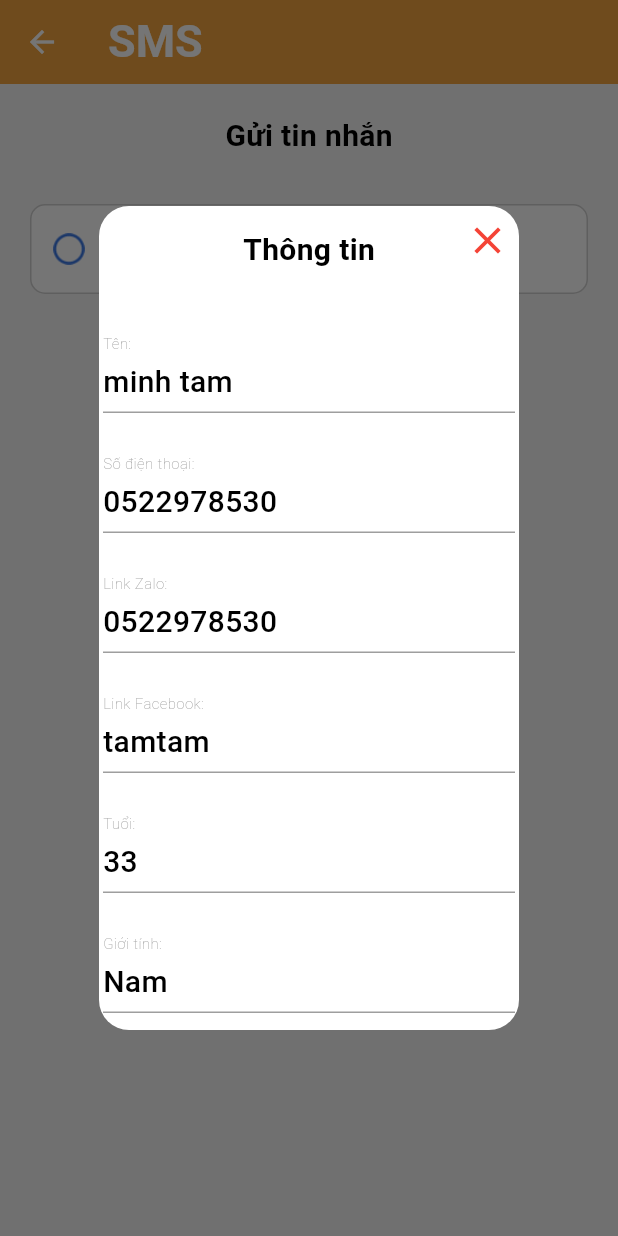
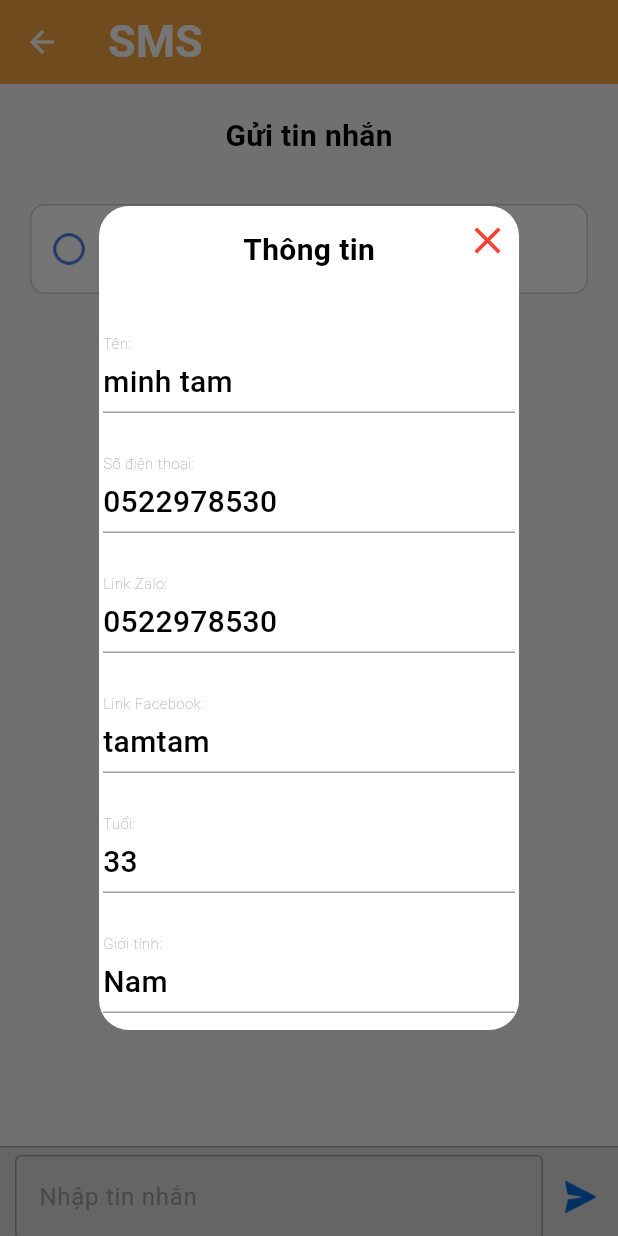
Before and after one commit to tamvu07/TA_Shop, a Flutter app: the SMSPage screen opened by its route, after a tap on "Tên:", on a phone screen of 412 x 824 dp. Run offline on Flutter 3.47's test engine with Material 3 defaults, Android fonts, the phone set to English and light mode, and no system bars; drawn by our look-alikes of keyboard_actions; our stand-ins replace firebase_core, firebase_database, go_router, logger; accounts and stored records are empty.

Commit message:
*Update code

```diff
--- a/TAShop/lib/src/core/app_assets.dart
+++ b/TAShop/lib/src/core/app_assets.dart
@@ -5,4 +5,5 @@ class AppAssets {
   static const String icNextItem = 'assets/ic_next_item.png';
   static const String icSelectedUser = 'assets/ic_selected_user.png';
   static const String icUnSelectedUser = 'assets/ic_unselected_user.png';
+  static const String icSendMessage = 'assets/ic_send_message.png';
 }
--- a/TAShop/lib/src/screens/sms.dart
+++ b/TAShop/lib/src/screens/sms.dart
@@ -20,19 +20,18 @@ class SMSPage extends StatefulWidget {
 }
 
 class _SMSPageState extends State<SMSPage> {
-  final FocusNode _nodeName = FocusNode();
-
-  late TextEditingController nameTextController;
+  final FocusNode _nodeMessage = FocusNode();
+  late TextEditingController messageTextController;
 
   @override
   void initState() {
-    nameTextController = TextEditingController();
+    messageTextController = TextEditingController();
     super.initState();
   }
 
   @override
   void dispose() {
-    nameTextController.dispose();
+    messageTextController.dispose();
     super.dispose();
   }
 
@@ -43,7 +42,7 @@ class _SMSPageState extends State<SMSPage> {
       nextFocus: true,
       actions: [
         KeyboardActionsItem(
-          focusNode: _nodeName,
+          focusNode: _nodeMessage,
           displayActionBar: false,
           footerBuilder: (_) => PreferredSize(
               preferredSize: const Size.fromHeight(50),
@@ -80,11 +79,12 @@ class _SMSPageState extends State<SMSPage> {
   }
 
   void resetNode() {
-    _nodeName.unfocus();
+    _nodeMessage.unfocus();
   }
 
   @override
   Widget build(BuildContext context) {
+    double appBarHeight = MediaQuery.of(context).padding.top;
     return Scaffold(
       backgroundColor: Color.fromARGB(254, 245, 245, 245),
       appBar: AppBar(
@@ -104,9 +104,13 @@ class _SMSPageState extends State<SMSPage> {
           },
         ),
       ),
-      body: Expanded(
+      body: KeyboardActions(
+        config: _buildConfig(context),
         child: Column(
-          mainAxisAlignment: MainAxisAlignment.start,
+          mainAxisAlignment: MainAxisAlignment.spaceBetween,
+          crossAxisAlignment: CrossAxisAlignment.start,
+          children: [
+            Column(
               crossAxisAlignment: CrossAxisAlignment.start,
               children: [
                 const SizedBox(height: 10),
@@ -115,7 +119,10 @@ class _SMSPageState extends State<SMSPage> {
                 _buildContentItem("Nguyen An", "222999333", () {
                   showAlertDetailInfoUser(context);
                 }),
-            // const SizedBox(height: 20),
+                const SizedBox(height: 20),
+              ],
+            ),
+            _buildContentFooter(),
           ],
         ),
       ),
@@ -129,9 +136,7 @@ class _SMSPageState extends State<SMSPage> {
         child: Text(
           "Gửi tin nhắn",
           style: TextStyle(
-                  color: Colors.black,
-                  fontSize: 20.0,
-                  fontWeight: FontWeight.bold),
+              color: Colors.black, fontSize: 20.0, fontWeight: FontWeight.bold),
         ),
       ),
     );
@@ -250,14 +255,11 @@ class _SMSPageState extends State<SMSPage> {
     );
   }
 
-
   // show detail information of user
   showAlertDetailInfoUser(BuildContext context) {
     // set up the AlertDialog
     Dialog alert = Dialog(
       backgroundColor: Colors.transparent,
-      child: KeyboardActions(
-        config: _buildConfig(context),
       child: Container(
           decoration: BoxDecoration(
               borderRadius: BorderRadius.circular(20.0),
@@ -318,7 +320,6 @@ class _SMSPageState extends State<SMSPage> {
                   ))
             ],
           )),
-      ),
     );
 
     // Show the Dialog
@@ -364,4 +365,53 @@ class _SMSPageState extends State<SMSPage> {
       ),
     );
   }
+
+  Widget _buildContentFooter() {
+    return Container(
+      color: Color.fromRGBO(128, 128, 128, 0.2),
+      height: 60.0,
+      child: Column(
+        children: [
+          Container(
+            height: 1,
+            color: Colors.grey,
+          ),
+          const SizedBox(height: 5),
+          Row(
+            children: [
+              const SizedBox(width: 10),
+              SizedBox(
+                width: MediaQuery.of(context).size.width - 60,
+                child: TextFormField(
+                  focusNode: _nodeMessage,
+                  controller: messageTextController,
+                  decoration: const InputDecoration(
+                    hintText: "Nhập tin nhắn",
+                    hintStyle: TextStyle(
+                      color: Colors.grey, // Set the placeholder color
+                    ),
+                    focusedBorder: OutlineInputBorder(
+                      borderSide: BorderSide(
+                        color: Colors.blue, // Set the focused border color
+                      ),
+                    ),
+                    enabledBorder: OutlineInputBorder(
+                      borderSide: BorderSide(
+                        color: Colors.grey, // Set the enabled border color
+                      ),
+                    ),
+                  ),
+                ),
+              ),
+              const SizedBox(width: 10),
+              Transform.scale(
+                  scale: 0.7,
+                  child: Image.asset(AppAssets.icSendMessage),
+                )
+            ],
+          ),
+        ],
+      ),
+    );
   }
+}
```
Also changed, not shown: TAShop/assets/ic_send_message.png (added), 3 other files. Lines whose indentation alone changed are shown as unchanged.
